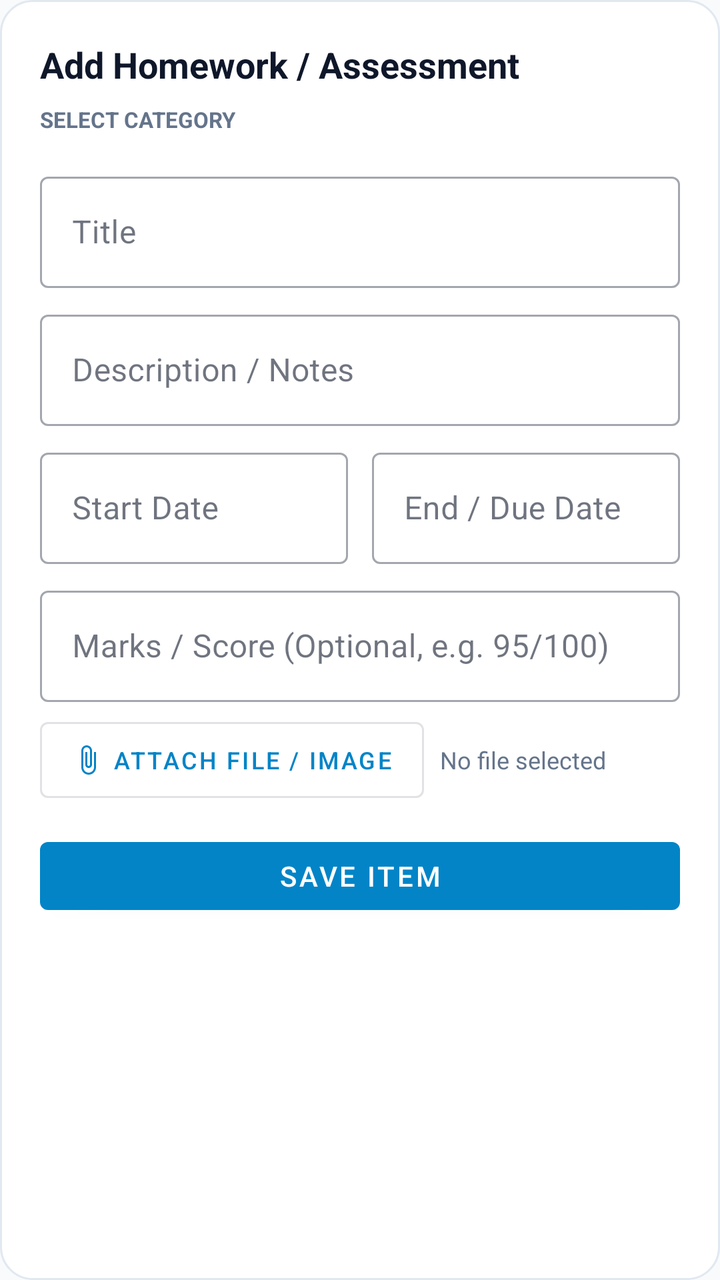
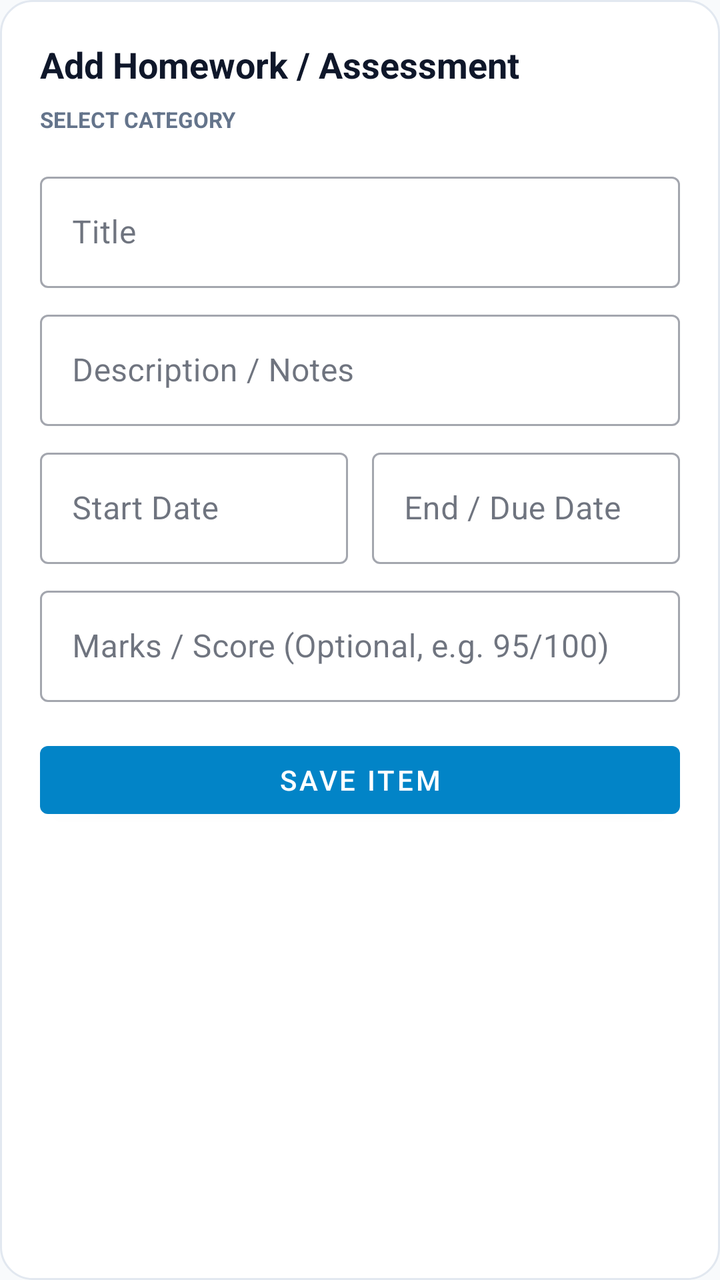

Two renders of the same Android screen: before a commit and after it. Below are the layout's source before the change and the commit's diff.
<!-- AndroidManifest.xml: application theme Theme.LifeSync -->
<!-- res/layout/dialog_add_homework.xml -->
<?xml version="1.0" encoding="utf-8"?>
<LinearLayout xmlns:android="http://schemas.android.com/apk/res/android"
    xmlns:app="http://schemas.android.com/apk/res-auto"
    android:layout_width="match_parent"
    android:layout_height="wrap_content"
    android:background="@drawable/bg_dialog_obsidian_solid"
    android:orientation="vertical"
    android:padding="20dp">

    <TextView
        android:id="@+id/tvDialogTitle"
        android:layout_width="wrap_content"
        android:layout_height="wrap_content"
        android:text="Add Homework / Assessment"
        android:textColor="@color/text_primary"
        android:textSize="18sp"
        android:textStyle="bold" />

    <LinearLayout
        android:layout_width="match_parent"
        android:layout_height="wrap_content"
        android:orientation="vertical"
        android:layout_marginTop="8dp">

        <TextView
            android:layout_width="wrap_content"
            android:layout_height="wrap_content"
            android:text="SELECT CATEGORY"
            android:textColor="#64748B"
            android:textSize="11sp"
            android:textStyle="bold" />

        <HorizontalScrollView
            android:layout_width="match_parent"
            android:layout_height="wrap_content"
            android:layout_marginTop="6dp"
            android:scrollbars="none">

            <com.google.android.material.chip.ChipGroup
                android:id="@+id/chipGroupCourseCategories"
                android:layout_width="wrap_content"
                android:layout_height="wrap_content"
                app:singleSelection="true" />
        </HorizontalScrollView>
    </LinearLayout>

    <com.google.android.material.textfield.TextInputLayout
        android:id="@+id/tilItemTitle"
        style="@style/Widget.MaterialComponents.TextInputLayout.OutlinedBox"
        android:layout_width="match_parent"
        android:layout_height="wrap_content"
        android:layout_marginTop="10dp"
        android:hint="Title">

        <com.google.android.material.textfield.TextInputEditText
            android:id="@+id/etItemTitle"
            android:layout_width="match_parent"
            android:layout_height="wrap_content"
            android:textColor="?attr/colorOnSurface"
            android:textColorHint="?android:attr/textColorSecondary" />
    </com.google.android.material.textfield.TextInputLayout>

    <com.google.android.material.textfield.TextInputLayout
        android:id="@+id/tilItemDescription"
        style="@style/Widget.MaterialComponents.TextInputLayout.OutlinedBox"
        android:layout_width="match_parent"
        android:layout_height="wrap_content"
        android:layout_marginTop="8dp"
        android:hint="Description / Notes">

        <com.google.android.material.textfield.TextInputEditText
            android:id="@+id/etItemDescription"
            android:layout_width="match_parent"
            android:layout_height="wrap_content"
            android:textColor="?attr/colorOnSurface"
            android:textColorHint="?android:attr/textColorSecondary" />
    </com.google.android.material.textfield.TextInputLayout>

    <LinearLayout
        android:layout_width="match_parent"
        android:layout_height="wrap_content"
        android:layout_marginTop="8dp"
        android:orientation="horizontal">

        <com.google.android.material.textfield.TextInputLayout
            android:id="@+id/tilItemStartDate"
            style="@style/Widget.MaterialComponents.TextInputLayout.OutlinedBox"
            android:layout_width="0dp"
            android:layout_height="wrap_content"
            android:layout_marginEnd="6dp"
            android:layout_weight="1"
            android:hint="Start Date">

            <com.google.android.material.textfield.TextInputEditText
                android:id="@+id/etItemStartDate"
                android:layout_width="match_parent"
                android:layout_height="wrap_content"
                android:textColor="?attr/colorOnSurface"
                android:textColorHint="?android:attr/textColorSecondary" />
        </com.google.android.material.textfield.TextInputLayout>

        <com.google.android.material.textfield.TextInputLayout
            android:id="@+id/tilItemEndDate"
            style="@style/Widget.MaterialComponents.TextInputLayout.OutlinedBox"
            android:layout_width="0dp"
            android:layout_height="wrap_content"
            android:layout_marginStart="6dp"
            android:layout_weight="1"
            android:hint="End / Due Date">

            <com.google.android.material.textfield.TextInputEditText
                android:id="@+id/etItemEndDate"
                android:layout_width="match_parent"
                android:layout_height="wrap_content"
                android:textColor="?attr/colorOnSurface"
                android:textColorHint="?android:attr/textColorSecondary" />
        </com.google.android.material.textfield.TextInputLayout>
    </LinearLayout>

    <com.google.android.material.textfield.TextInputLayout
        android:id="@+id/tilItemScore"
        style="@style/Widget.MaterialComponents.TextInputLayout.OutlinedBox"
        android:layout_width="match_parent"
        android:layout_height="wrap_content"
        android:layout_marginTop="8dp"
        android:hint="Marks / Score (Optional, e.g. 95/100)">

        <com.google.android.material.textfield.TextInputEditText
            android:id="@+id/etItemScore"
            android:layout_width="match_parent"
            android:layout_height="wrap_content"
            android:textColor="?attr/colorOnSurface"
            android:textColorHint="?android:attr/textColorSecondary" />
    </com.google.android.material.textfield.TextInputLayout>

    
    <LinearLayout
        android:layout_width="match_parent"
        android:layout_height="wrap_content"
        android:layout_marginTop="10dp"
        android:gravity="center_vertical"
        android:orientation="horizontal">

        <com.google.android.material.button.MaterialButton
            android:id="@+id/btnPickAttachment"
            style="@style/Widget.MaterialComponents.Button.OutlinedButton"
            android:layout_width="wrap_content"
            android:layout_height="38dp"
            android:insetTop="0dp"
            android:insetBottom="0dp"
            android:text="Attach File / Image"
            app:icon="@drawable/ic_attach_file"
            app:iconSize="16dp"
            android:textSize="12sp" />

        <TextView
            android:id="@+id/tvAttachmentPreview"
            android:layout_width="0dp"
            android:layout_height="wrap_content"
            android:layout_marginStart="8dp"
            android:layout_weight="1"
            android:ellipsize="middle"
            android:singleLine="true"
            android:text="No file selected"
            android:textColor="@color/text_muted"
            android:textSize="12sp" />
    </LinearLayout>

    <com.google.android.material.button.MaterialButton
        android:id="@+id/btnSaveSubjectItem"
        android:layout_width="match_parent"
        android:layout_height="46dp"
        android:layout_marginTop="16dp"
        android:text="Save Item" />

</LinearLayout>
<!-- resources referenced by this layout -->
<resources>
  <color name="text_muted">#64748B</color>
  <color name="text_primary">#0F172A</color>
  <!-- drawable bg_dialog_obsidian_solid (drawable) -->
  <?xml version="1.0" encoding="utf-8"?>
  <shape xmlns:android="http://schemas.android.com/apk/res/android"
      android:shape="rectangle">
      <solid android:color="@color/surface" />
      <corners android:radius="16dp" />
      <stroke
          android:width="1dp"
          android:color="@color/card_stroke" />
  </shape>
  <!-- drawable ic_attach_file (drawable) -->
  <vector xmlns:android="http://schemas.android.com/apk/res/android"
      android:width="24dp"
      android:height="24dp"
      android:viewportWidth="24"
      android:viewportHeight="24">
      <path
          android:fillColor="#000000"
          android:pathData="M16.5,6v11.5c0,2.21 -1.79,4 -4,4s-4,-1.79 -4,-4V5c0,-1.38 1.12,-2.5 2.5,-2.5s2.5,1.12 2.5,2.5v10.5c0,0.55 -0.45,1 -1,1s-1,-0.45 -1,-1V6H10v9.5c0,1.38 1.12,2.5 2.5,2.5s2.5,-1.12 2.5,-2.5V5c0,-2.21 -1.79,-4 -4,-4S7,2.79 7,5v12.5c0,3.04 2.46,5.5 5.5,5.5s5.5,-2.46 5.5,-5.5V6h-1.5z"/>
  </vector>
  <color name="surface">#FFFFFF</color>
  <color name="card_stroke">#E2E8F0</color>
  <color name="primary">#0284C7</color>
  <color name="primary_variant">#0369A1</color>
  <color name="on_primary">#FFFFFF</color>
  <color name="secondary">#7C3AED</color>
  <color name="secondary_variant">#6D28D9</color>
  <color name="on_secondary">#FFFFFF</color>
  <color name="text_secondary">#64748B</color>
  <color name="background">#F8FAFC</color>
  <style name="CardElevationRounded" parent="Widget.MaterialComponents.CardView">
          <item name="cardCornerRadius">22dp</item>
          <item name="cardElevation">2dp</item>
          <item name="strokeWidth">1dp</item>
          <item name="strokeColor">@color/card_stroke</item>
          <item name="cardBackgroundColor">@color/surface_card</item>
      </style>
  <style name="DuoRhythmTextView" parent="android:Widget.TextView">
          <item name="android:lineSpacingExtra">2dp</item>
          <item name="android:fontFamily">sans-serif</item>
          <item name="android:includeFontPadding">true</item>
      </style>
  <style name="DuoRhythmEditText" parent="android:Widget.EditText">
          <item name="android:lineSpacingExtra">2dp</item>
          <item name="android:fontFamily">sans-serif</item>
          <item name="android:includeFontPadding">true</item>
          <item name="android:textColor">@color/text_primary</item>
          <item name="android:textColorHint">@color/text_secondary</item>
      </style>
  <color name="surface_card">#FFFFFF</color>
  <!-- unchanged entries left out for length: 1 -->
</resources>

<!-- the commit's change to res/layout/dialog_add_homework.xml (unified diff, before → after) -->
@@ -45,7 +45,7 @@
     </LinearLayout>
 
     <com.google.android.material.textfield.TextInputLayout
-        android:id="@+id/tilItemTitle"
+        android:id="@+id/tilTitle"
         style="@style/Widget.MaterialComponents.TextInputLayout.OutlinedBox"
         android:layout_width="match_parent"
         android:layout_height="wrap_content"
@@ -53,7 +53,7 @@
         android:hint="Title">
 
         <com.google.android.material.textfield.TextInputEditText
-            android:id="@+id/etItemTitle"
+            android:id="@+id/etTitle"
             android:layout_width="match_parent"
             android:layout_height="wrap_content"
             android:textColor="?attr/colorOnSurface"
@@ -61,7 +61,7 @@
     </com.google.android.material.textfield.TextInputLayout>
 
     <com.google.android.material.textfield.TextInputLayout
-        android:id="@+id/tilItemDescription"
+        android:id="@+id/tilDescription"
         style="@style/Widget.MaterialComponents.TextInputLayout.OutlinedBox"
         android:layout_width="match_parent"
         android:layout_height="wrap_content"
@@ -69,7 +69,7 @@
         android:hint="Description / Notes">
 
         <com.google.android.material.textfield.TextInputEditText
-            android:id="@+id/etItemDescription"
+            android:id="@+id/etDescription"
             android:layout_width="match_parent"
             android:layout_height="wrap_content"
             android:textColor="?attr/colorOnSurface"
@@ -83,7 +83,7 @@
         android:orientation="horizontal">
 
         <com.google.android.material.textfield.TextInputLayout
-            android:id="@+id/tilItemStartDate"
+            android:id="@+id/tilStartDate"
             style="@style/Widget.MaterialComponents.TextInputLayout.OutlinedBox"
             android:layout_width="0dp"
             android:layout_height="wrap_content"
@@ -92,7 +92,7 @@
             android:hint="Start Date">
 
             <com.google.android.material.textfield.TextInputEditText
-                android:id="@+id/etItemStartDate"
+                android:id="@+id/etStartDate"
                 android:layout_width="match_parent"
                 android:layout_height="wrap_content"
                 android:textColor="?attr/colorOnSurface"
@@ -100,7 +100,7 @@
         </com.google.android.material.textfield.TextInputLayout>
 
         <com.google.android.material.textfield.TextInputLayout
-            android:id="@+id/tilItemEndDate"
+            android:id="@+id/tilDueDate"
             style="@style/Widget.MaterialComponents.TextInputLayout.OutlinedBox"
             android:layout_width="0dp"
             android:layout_height="wrap_content"
@@ -109,7 +109,7 @@
             android:hint="End / Due Date">
 
             <com.google.android.material.textfield.TextInputEditText
-                android:id="@+id/etItemEndDate"
+                android:id="@+id/etDueDate"
                 android:layout_width="match_parent"
                 android:layout_height="wrap_content"
                 android:textColor="?attr/colorOnSurface"
@@ -118,7 +118,7 @@
     </LinearLayout>
 
     <com.google.android.material.textfield.TextInputLayout
-        android:id="@+id/tilItemScore"
+        android:id="@+id/tilScore"
         style="@style/Widget.MaterialComponents.TextInputLayout.OutlinedBox"
         android:layout_width="match_parent"
         android:layout_height="wrap_content"
@@ -126,48 +126,15 @@
         android:hint="Marks / Score (Optional, e.g. 95/100)">
 
         <com.google.android.material.textfield.TextInputEditText
-            android:id="@+id/etItemScore"
+            android:id="@+id/etScore"
             android:layout_width="match_parent"
             android:layout_height="wrap_content"
             android:textColor="?attr/colorOnSurface"
             android:textColorHint="?android:attr/textColorSecondary" />
     </com.google.android.material.textfield.TextInputLayout>
 
-    
-    <LinearLayout
-        android:layout_width="match_parent"
-        android:layout_height="wrap_content"
-        android:layout_marginTop="10dp"
-        android:gravity="center_vertical"
-        android:orientation="horizontal">
-
-        <com.google.android.material.button.MaterialButton
-            android:id="@+id/btnPickAttachment"
-            style="@style/Widget.MaterialComponents.Button.OutlinedButton"
-            android:layout_width="wrap_content"
-            android:layout_height="38dp"
-            android:insetTop="0dp"
-            android:insetBottom="0dp"
-            android:text="Attach File / Image"
-            app:icon="@drawable/ic_attach_file"
-            app:iconSize="16dp"
-            android:textSize="12sp" />
-
-        <TextView
-            android:id="@+id/tvAttachmentPreview"
-            android:layout_width="0dp"
-            android:layout_height="wrap_content"
-            android:layout_marginStart="8dp"
-            android:layout_weight="1"
-            android:ellipsize="middle"
-            android:singleLine="true"
-            android:text="No file selected"
-            android:textColor="@color/text_muted"
-            android:textSize="12sp" />
-    </LinearLayout>
-
     <com.google.android.material.button.MaterialButton
-        android:id="@+id/btnSaveSubjectItem"
+        android:id="@+id/btnSaveItem"
         android:layout_width="match_parent"
         android:layout_height="46dp"
         android:layout_marginTop="16dp"
<!-- resource entries referenced after the edit -->
@@ -1,6 +1,5 @@
 <!-- resources referenced by this layout -->
 <resources>
-  <color name="text_muted">#64748B</color>
   <color name="text_primary">#0F172A</color>
   <!-- drawable bg_dialog_obsidian_solid (drawable) -->
   <?xml version="1.0" encoding="utf-8"?>
@@ -12,16 +11,6 @@
           android:width="1dp"
           android:color="@color/card_stroke" />
   </shape>
-  <!-- drawable ic_attach_file (drawable) -->
-  <vector xmlns:android="http://schemas.android.com/apk/res/android"
-      android:width="24dp"
-      android:height="24dp"
-      android:viewportWidth="24"
-      android:viewportHeight="24">
-      <path
-          android:fillColor="#000000"
-          android:pathData="M16.5,6v11.5c0,2.21 -1.79,4 -4,4s-4,-1.79 -4,-4V5c0,-1.38 1.12,-2.5 2.5,-2.5s2.5,1.12 2.5,2.5v10.5c0,0.55 -0.45,1 -1,1s-1,-0.45 -1,-1V6H10v9.5c0,1.38 1.12,2.5 2.5,2.5s2.5,-1.12 2.5,-2.5V5c0,-2.21 -1.79,-4 -4,-4S7,2.79 7,5v12.5c0,3.04 2.46,5.5 5.5,5.5s5.5,-2.46 5.5,-5.5V6h-1.5z"/>
-  </vector>
   <color name="surface">#FFFFFF</color>
   <color name="card_stroke">#E2E8F0</color>
   <color name="primary">#0284C7</color>
